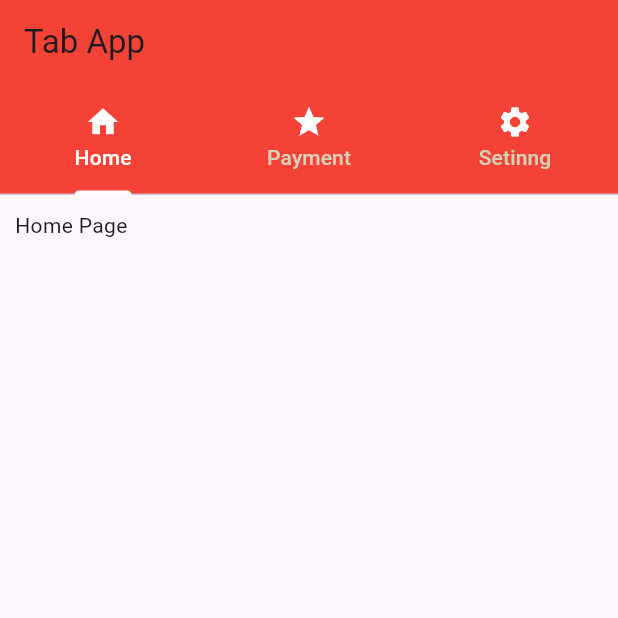
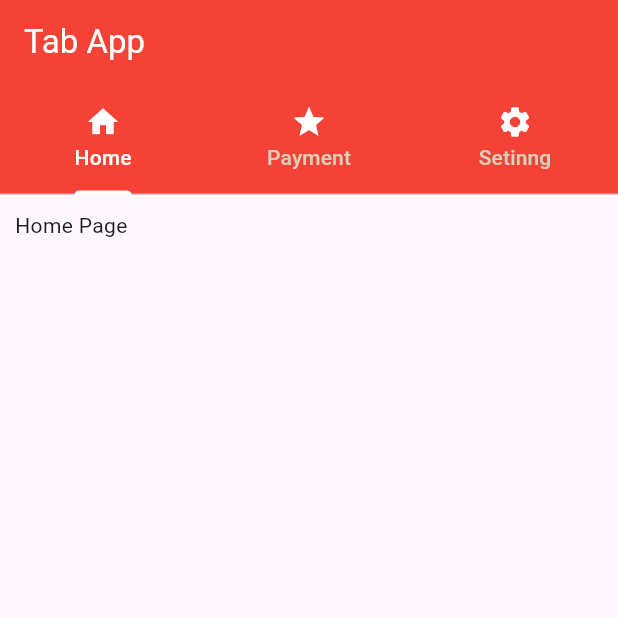
Before and after one commit to tardev35/flutter2024, a Flutter app: the screen it shows after launch, on a phone screen of 412 x 824 dp, the top half of it. Run offline on Flutter 3.47's test engine with Material 3 defaults, Android fonts, the phone set to English and light mode, and no system bars.

```diff
--- a/lib/tab_example.dart
+++ b/lib/tab_example.dart
@@ -21,7 +21,10 @@ class TabPage extends StatelessWidget {
       length: 3,
       child: Scaffold(
           appBar: AppBar(
-            title: const Text('Tab App'),
+            title: const Text(
+              'Tab App',
+              style: TextStyle(color: Colors.white),
+            ),
             backgroundColor: Colors.red,
             bottom: const TabBar(
               labelColor: Colors.white,
```
